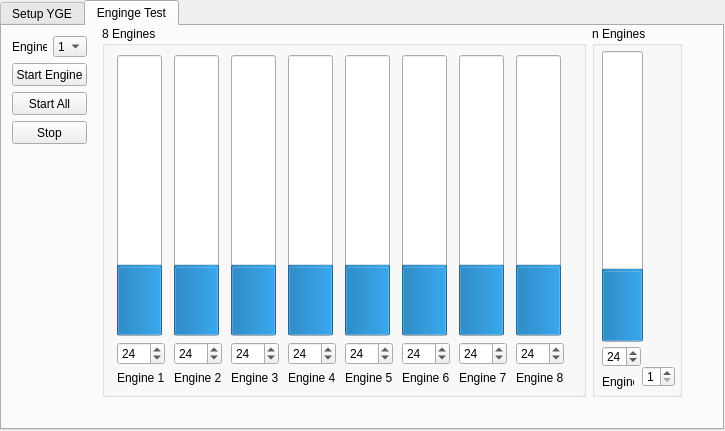
First picture: the form in trunk/wdg_i2ctab.ui, repository BackupTheBerlios/osibs-svn, before the edit.
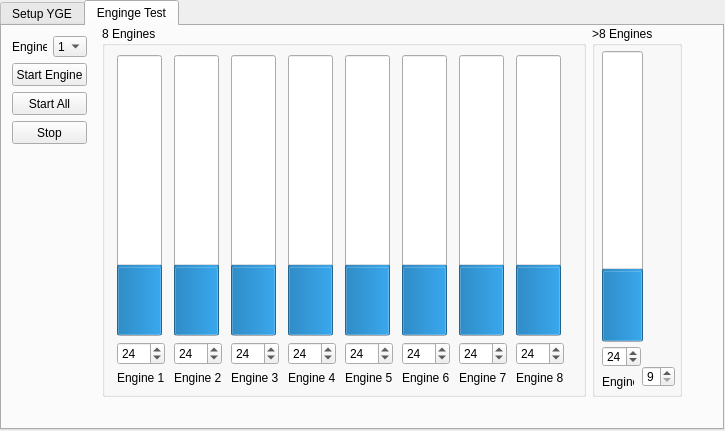
Second picture: the form after the edit. The open tabs and pages were chosen to show the change.

What changed in the file:
```diff
--- a/trunk/wdg_i2ctab.ui
+++ b/trunk/wdg_i2ctab.ui
@@ -173,7 +173,7 @@
       </size>
      </property>
      <property name="title">
-      <string>n Engines</string>
+      <string>&gt;8 Engines</string>
      </property>
      <widget class="QProgressBar" name="engineLevelBar5">
       <property name="geometry">
@@ -230,11 +230,14 @@
        </rect>
       </property>
       <property name="minimum">
-       <number>1</number>
+       <number>9</number>
       </property>
       <property name="maximum">
        <number>24</number>
       </property>
+      <property name="value">
+       <number>9</number>
+      </property>
      </widget>
     </widget>
     <widget class="QLabel" name="label_210">
```
Left out of the diff: 20 changed lines with no effect on the pictures.
